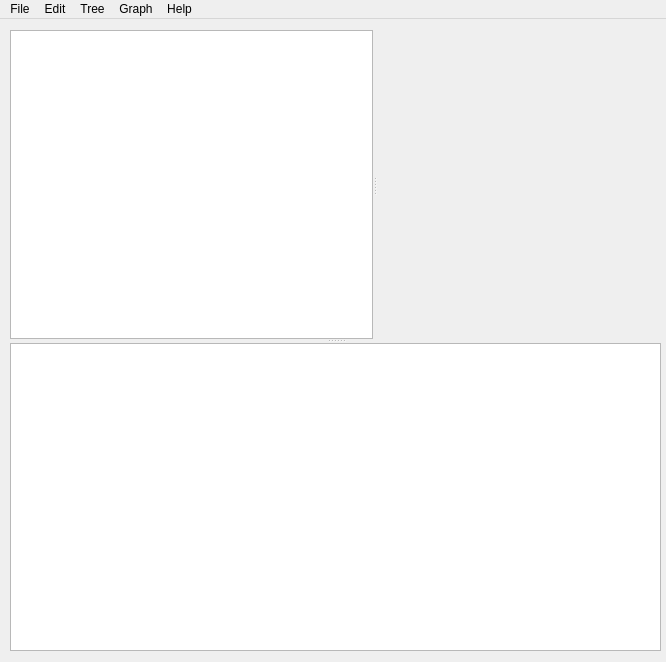
Qt form QtPMbrowser/pmbrowserwindow.ui (ChrisHal/PMbrowser) before a commit.
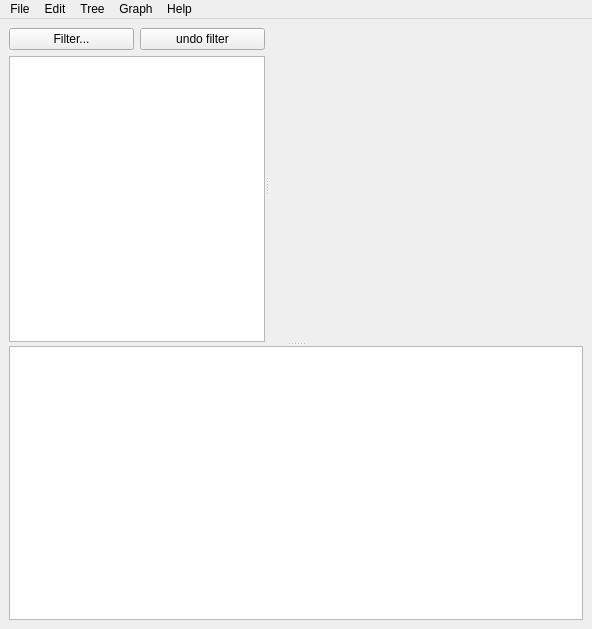
The same form after that commit. Custom widgets are drawn as their Qt base class.

Commit message: improved use of layouts

Diff of the .ui file:
```diff
--- a/QtPMbrowser/pmbrowserwindow.ui
+++ b/QtPMbrowser/pmbrowserwindow.ui
@@ -6,8 +6,8 @@
    <rect>
     <x>0</x>
     <y>0</y>
-    <width>666</width>
-    <height>662</height>
+    <width>592</width>
+    <height>629</height>
    </rect>
   </property>
   <property name="sizeIncrement">
@@ -38,28 +38,25 @@
      <height>1</height>
     </size>
    </property>
-   <widget class="QSplitter" name="splitterH">
-    <property name="geometry">
-     <rect>
-      <x>10</x>
-      <y>11</y>
-      <width>651</width>
-      <height>621</height>
-     </rect>
-    </property>
-    <property name="sizeIncrement">
-     <size>
-      <width>1</width>
-      <height>1</height>
-     </size>
+   <layout class="QGridLayout" name="gridLayout_2">
+    <item row="0" column="0">
+     <widget class="QSplitter" name="splitter_2">
+      <property name="sizePolicy">
+       <sizepolicy hsizetype="Preferred" vsizetype="Expanding">
+        <horstretch>0</horstretch>
+        <verstretch>0</verstretch>
+       </sizepolicy>
     </property>
     <property name="orientation">
      <enum>Qt::Vertical</enum>
     </property>
-    <widget class="QSplitter" name="splitterV">
+      <widget class="QSplitter" name="splitter">
      <property name="orientation">
       <enum>Qt::Horizontal</enum>
      </property>
+       <widget class="QWidget" name="layoutWidget">
+        <layout class="QGridLayout" name="gridLayout">
+         <item row="2" column="0" colspan="2">
      <widget class="QTreeWidget" name="treePulse">
       <property name="sizePolicy">
        <sizepolicy hsizetype="Expanding" vsizetype="Expanding">
@@ -82,6 +79,29 @@
        </property>
       </column>
      </widget>
+         </item>
+         <item row="1" column="0">
+          <widget class="QPushButton" name="pushButtonTreeFilter">
+           <property name="focusPolicy">
+            <enum>Qt::WheelFocus</enum>
+           </property>
+           <property name="locale">
+            <locale language="English" country="UnitedStates"/>
+           </property>
+           <property name="text">
+            <string>Filter...</string>
+           </property>
+          </widget>
+         </item>
+         <item row="1" column="1">
+          <widget class="QPushButton" name="pushButtonShowAll">
+           <property name="text">
+            <string>undo filter</string>
+           </property>
+          </widget>
+         </item>
+        </layout>
+       </widget>
      <widget class="RenderArea" name="renderArea" native="true">
       <property name="sizePolicy">
        <sizepolicy hsizetype="Expanding" vsizetype="Expanding">
@@ -118,14 +138,16 @@
      </property>
     </widget>
    </widget>
+    </item>
+   </layout>
   </widget>
   <widget class="QMenuBar" name="menubar">
    <property name="geometry">
     <rect>
      <x>0</x>
      <y>0</y>
-     <width>666</width>
-     <height>21</height>
+     <width>592</width>
+     <height>26</height>
     </rect>
    </property>
    <widget class="QMenu" name="menuFile">
```
Lines whose indentation alone changed are shown as unchanged. The commit also changes 2 other files.
